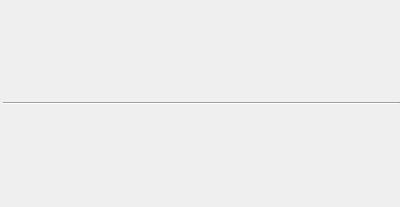
cg3hci/cg3lib, file cg3/viewer/internal/drawable_container_drawlist_manager.ui: the form before one commit.
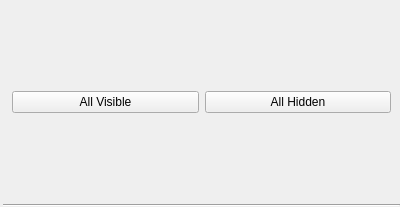
The form after the commit.

Commit message: all visible / all hidden buttons for containers

Diff of the .ui file:
```diff
--- a/cg3/viewer/internal/drawable_container_drawlist_manager.ui
+++ b/cg3/viewer/internal/drawable_container_drawlist_manager.ui
@@ -32,6 +32,38 @@
    <property name="bottomMargin">
     <number>0</number>
    </property>
+   <item>
+    <widget class="QFrame" name="frame">
+     <property name="sizePolicy">
+      <sizepolicy hsizetype="Preferred" vsizetype="Preferred">
+       <horstretch>0</horstretch>
+       <verstretch>0</verstretch>
+      </sizepolicy>
+     </property>
+     <property name="frameShape">
+      <enum>QFrame::NoFrame</enum>
+     </property>
+     <property name="frameShadow">
+      <enum>QFrame::Plain</enum>
+     </property>
+     <layout class="QHBoxLayout" name="horizontalLayout">
+      <item>
+       <widget class="QPushButton" name="visibleButton">
+        <property name="text">
+         <string>All Visible</string>
+        </property>
+       </widget>
+      </item>
+      <item>
+       <widget class="QPushButton" name="hiddenButton">
+        <property name="text">
+         <string>All Hidden</string>
+        </property>
+       </widget>
+      </item>
+     </layout>
+    </widget>
+   </item>
    <item>
     <widget class="Line" name="line">
      <property name="orientation">
```
The commit also changes 4 other files.
